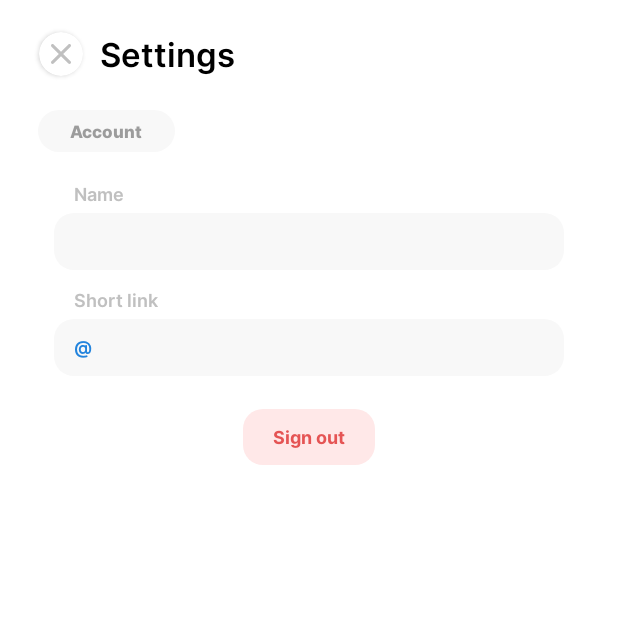
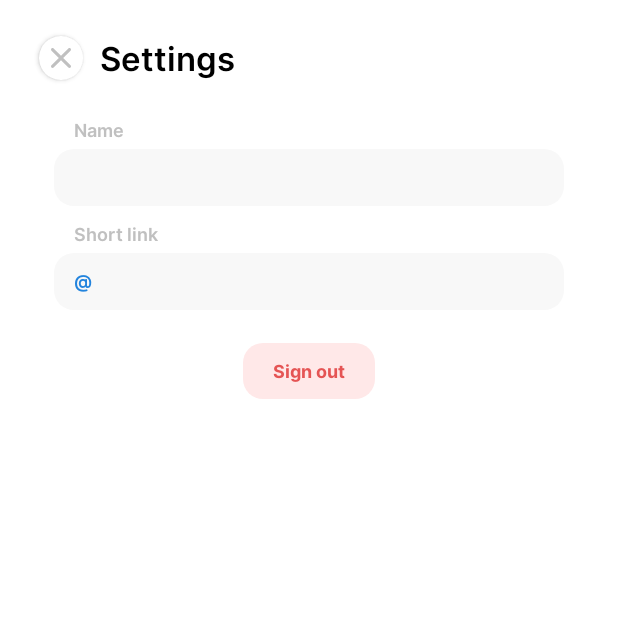
Before and after one commit to EcostCompony/specter_android_app, an Android app: the CreateChannelMenuFragment screen opened through its navigation route, in the side drawer, after a tap on "Settings", on a phone screen of 412 x 824 dp, the top half of it. Run offline under Robolectric (Android 15) with nearby library versions, the phone set to English and light mode, and no system bars; our stand-ins replace Firebase (no records; nobody signed in at launch, a user with empty details on screens opened directly), navigation-ui.

Commit message:
optimization of the settings menu

```diff
--- a/app/src/main/java/com/ecost/specter/menu/SettingsFragment.java
+++ /dev/null
@@ -1,134 +0,0 @@
-package com.ecost.specter.menu;
-
-import static com.ecost.specter.Routing.authId;
-import static com.ecost.specter.Routing.authShortUserLink;
-import static com.ecost.specter.Routing.authUserName;
-import static com.ecost.specter.Routing.myDB;
-import static com.ecost.specter.Routing.popup;
-import static com.ecost.specter.Routing.pushPreferenceShortUserLink;
-import static com.ecost.specter.Routing.pushPreferenceUserName;
-import static com.ecost.specter.Routing.signOut;
-
-import android.annotation.SuppressLint;
-import android.content.Intent;
-import android.os.Bundle;
-import android.text.Editable;
-import android.text.InputFilter;
-import android.text.TextWatcher;
-import android.view.LayoutInflater;
-import android.view.View;
-import android.view.ViewGroup;
-import android.widget.EditText;
-import android.widget.ImageButton;
-import android.widget.Toast;
-
-import androidx.annotation.NonNull;
-import androidx.fragment.app.Fragment;
-
-import com.ecost.specter.R;
-import com.ecost.specter.auth.AuthActivity;
-import com.ecost.specter.databinding.FragmentSettingsBinding;
-
-import java.util.Objects;
-import java.util.regex.Pattern;
-
-public class SettingsFragment extends Fragment {
-
-    EditText eName, eShortLink;
-    ImageButton bSaveName, bSaveShortLink;
-    MainMenuActivity mainMenuActivity;
-
-    @SuppressLint("SetTextI18n")
-    public View onCreateView(@NonNull LayoutInflater inflater, ViewGroup container, Bundle savedInstanceState) {
-        FragmentSettingsBinding binding = FragmentSettingsBinding.inflate(inflater, container, false);
-        View root = binding.getRoot();
-
-        eName = binding.inputTitle;
-        eShortLink = binding.inputShortLink;
-        bSaveName = binding.buttonSaveName;
-        bSaveShortLink = binding.buttonSaveShortLink;
-        mainMenuActivity = (MainMenuActivity) requireActivity();
-
-        eName.setText(authUserName);
-        eShortLink.setText(authShortUserLink);
-
-        Objects.requireNonNull(mainMenuActivity.getSupportActionBar()).hide();
-
-        InputFilter filterShortLink = (source, start, end, dest, dstart, dend) -> {
-            for (int i = start; i < end; i++) {
-                if (!Pattern.compile("^[A-Z\\d_.]+$", Pattern.CASE_INSENSITIVE).matcher(String.valueOf(source.charAt(i))).find()) return "";
-                if (Character.isUpperCase(source.charAt(i))) return String.valueOf(source.charAt(i)).toLowerCase();
-            }
-            return null;
-        };
-        eName.setFilters(new InputFilter[] { new InputFilter.LengthFilter(16) });
-        eShortLink.setFilters(new InputFilter[] { filterShortLink, new InputFilter.LengthFilter(16) });
-
-        eName.addTextChangedListener(new TextWatcher() {
-            @Override public void beforeTextChanged(CharSequence s, int start, int count, int after) { }
-
-            @Override public void onTextChanged(CharSequence s, int start, int before, int count) { }
-
-            @Override
-            public void afterTextChanged(Editable s) {
-                if (!eName.getText().toString().equals(authUserName)) bSaveName.setVisibility(View.VISIBLE);
-                else bSaveName.setVisibility(View.GONE);
-            }
-        });
-
-        eShortLink.addTextChangedListener(new TextWatcher() {
-            @Override public void beforeTextChanged(CharSequence s, int start, int count, int after) { }
-
-            @Override public void onTextChanged(CharSequence s, int start, int before, int count) { }
-
-            @Override
-            public void afterTextChanged(Editable s) {
-                if (!eShortLink.getText().toString().equals(authShortUserLink)) bSaveShortLink.setVisibility(View.VISIBLE);
-                else bSaveShortLink.setVisibility(View.GONE);
-            }
-        });
-
-        bSaveName.setOnClickListener(view -> {
-            String name = eName.getText().toString();
-            if (name.equals("")) popup(mainMenuActivity, view, "error");
-            else {
-                myDB.child("specter").child("users").child(String.valueOf(authId)).child("name").setValue(name);
-                pushPreferenceUserName(mainMenuActivity, name);
-                bSaveName.setVisibility(View.GONE);
-                mainMenuActivity.tUserName.setText(authUserName);
-            }
-        });
-
-        bSaveShortLink.setOnClickListener(view -> {
-            String shortLink = eShortLink.getText().toString();
-            if (shortLink.equals("")) popup(mainMenuActivity, view, "error");
-            else if (shortLink.length() < 3) popup(mainMenuActivity, view, "ссылка маленькая");
-            else
-                myDB.child("specter").child("uid").child(shortLink.replace('.', '*')).child("id").get().addOnCompleteListener(taskTestShortLink -> {
-                    if (taskTestShortLink.getResult().getValue() != null && !shortLink.equals(authShortUserLink)) popup(mainMenuActivity, view, "ссылка занята");
-                    else {
-                        myDB.child("specter").child("uid").child(authShortUserLink.replace(".", "*")).setValue(null);
-                        myDB.child("specter").child("users").child(String.valueOf(authId)).child("link").setValue(shortLink);
-                        myDB.child("specter").child("uid").child(shortLink.replace('.', '*')).child("id").setValue(authId);
-                        myDB.child("specter").child("uid").child(shortLink.replace('.', '*')).child("type").setValue("user");
-                        pushPreferenceShortUserLink(mainMenuActivity, shortLink);
-                        bSaveShortLink.setVisibility(View.GONE);
-                        mainMenuActivity.tShortUserLink.setText(getString(R.string.symbol_at) + authShortUserLink);
-                    }
-                });
-        });
-
-        binding.buttonClose.setOnClickListener(view -> {
-            mainMenuActivity.navController.navigate(R.id.nav_channels);
-        });
-
-        binding.buttonSignOut.setOnClickListener(view -> {
-            signOut(mainMenuActivity);
-            startActivity(new Intent(getActivity(), AuthActivity.class));
-            mainMenuActivity.finish();
-        });
-
-        return root;
-    }
-
-}
--- /dev/null
+++ b/app/src/main/java/com/ecost/specter/menu/SettingsMenuFragment.java
@@ -0,0 +1,144 @@
+package com.ecost.specter.menu;
+
+import static com.ecost.specter.Routing.authId;
+import static com.ecost.specter.Routing.authShortUserLink;
+import static com.ecost.specter.Routing.authUserName;
+import static com.ecost.specter.Routing.myDB;
+import static com.ecost.specter.Routing.popup;
+import static com.ecost.specter.Routing.pushPreferenceShortUserLink;
+import static com.ecost.specter.Routing.pushPreferenceUserName;
+import static com.ecost.specter.Routing.signOut;
+
+import android.annotation.SuppressLint;
+import android.content.Intent;
+import android.os.Bundle;
+import android.text.Editable;
+import android.text.InputFilter;
+import android.text.TextWatcher;
+import android.view.KeyEvent;
+import android.view.LayoutInflater;
+import android.view.View;
+import android.view.ViewGroup;
+import android.widget.EditText;
+import android.widget.ImageButton;
+
+import androidx.annotation.NonNull;
+import androidx.fragment.app.Fragment;
+
+import com.ecost.specter.R;
+import com.ecost.specter.auth.AuthActivity;
+import com.ecost.specter.databinding.FragmentSettingsMenuBinding;
+
+import java.util.Objects;
+import java.util.regex.Pattern;
+
+public class SettingsMenuFragment extends Fragment {
+
+    EditText eUserName, eShortUserLink;
+    ImageButton bSaveUserName, bSaveShortUserLink;
+    MainMenuActivity mainMenuActivity;
+
+    @SuppressLint("SetTextI18n")
+    public View onCreateView(@NonNull LayoutInflater inflater, ViewGroup container, Bundle savedInstanceState) {
+        FragmentSettingsMenuBinding binding = FragmentSettingsMenuBinding.inflate(inflater, container, false);
+        View root = binding.getRoot();
+
+        eUserName = binding.inputUserName;
+        eShortUserLink = binding.inputShortUserLink;
+        bSaveUserName = binding.buttonSaveUserName;
+        bSaveShortUserLink = binding.buttonSaveShortUserLink;
+        mainMenuActivity = (MainMenuActivity) requireActivity();
+
+        Objects.requireNonNull(mainMenuActivity.getSupportActionBar()).hide();
+        eUserName.setText(authUserName);
+        eShortUserLink.setText(authShortUserLink);
+
+        eUserName.setFilters(new InputFilter[] {new InputFilter.LengthFilter(16)});
+        eShortUserLink.setFilters(new InputFilter[] {(source, start, end, dest, dstart, dend) -> {
+            for (int i = start; i < end; i++) {
+                String j = String.valueOf(source.charAt(i));
+                if (!Pattern.compile("^[A-Z\\d_.]+$", Pattern.CASE_INSENSITIVE).matcher(j).find()) return "";
+                if (Character.isUpperCase(source.charAt(i))) return j.toLowerCase();
+            }
+            return null;
+        }, new InputFilter.LengthFilter(16)});
+
+        binding.buttonClose.setOnClickListener(view -> mainMenuActivity.navController.navigate(R.id.nav_channels));
+
+        eUserName.addTextChangedListener(new TextWatcher() {
+            @Override
+            public void afterTextChanged(Editable s) {
+                bSaveUserName.setVisibility(eUserName.getText().toString().equals(authUserName) ? View.GONE : View.VISIBLE);
+            }
+
+            @Override public void beforeTextChanged(CharSequence s, int start, int count, int after) { }
+            @Override public void onTextChanged(CharSequence s, int start, int before, int count) { }
+        });
+
+        eShortUserLink.addTextChangedListener(new TextWatcher() {
+            @Override
+            public void afterTextChanged(Editable s) {
+                bSaveShortUserLink.setVisibility(eShortUserLink.getText().toString().equals(authShortUserLink) ? View.GONE : View.VISIBLE);
+            }
+
+            @Override public void beforeTextChanged(CharSequence s, int start, int count, int after) { }
+            @Override public void onTextChanged(CharSequence s, int start, int before, int count) { }
+        });
+
+        eUserName.setOnKeyListener((view, keyCode, event) -> {
+            if (keyCode == KeyEvent.KEYCODE_ENTER && !eUserName.getText().toString().equals(authUserName)) saveUserName(view);
+            return keyCode == KeyEvent.KEYCODE_ENTER;
+        });
+
+        eShortUserLink.setOnKeyListener((view, keyCode, event) -> {
+            if (keyCode == KeyEvent.KEYCODE_ENTER && !eShortUserLink.getText().toString().equals(authShortUserLink)) saveShortUserLink(view);
+            return keyCode == KeyEvent.KEYCODE_ENTER;
+        });
+
+        bSaveUserName.setOnClickListener(this::saveUserName);
+
+        bSaveShortUserLink.setOnClickListener(this::saveShortUserLink);
+
+        binding.buttonSignOut.setOnClickListener(view -> {
+            signOut(mainMenuActivity);
+            startActivity(new Intent(mainMenuActivity, AuthActivity.class));
+            mainMenuActivity.finish();
+        });
+
+        return root;
+    }
+
+    public void saveUserName(View view) {
+        String userName = eUserName.getText().toString();
+
+        if (userName.equals("")) popup(mainMenuActivity, view, getString(R.string.settings_menu_error_not_name));
+        else {
+            myDB.child("specter").child("users").child(String.valueOf(authId)).child("name").setValue(userName);
+            pushPreferenceUserName(mainMenuActivity, userName);
+            mainMenuActivity.tUserName.setText(userName);
+            bSaveUserName.setVisibility(View.GONE);
+        }
+    }
+
+    @SuppressLint("SetTextI18n")
+    public void saveShortUserLink(View view) {
+        String shortUserLink = eShortUserLink.getText().toString();
+
+        if (shortUserLink.equals("")) popup(mainMenuActivity, view, getString(R.string.settings_menu_error_not_short_user_link));
+        else if (shortUserLink.length() < 3) popup(mainMenuActivity, view, getString(R.string.settings_menu_error_small_short_user_link));
+        else
+            myDB.child("specter").child("uid").child(shortUserLink.replace('.', '*')).child("id").get().addOnCompleteListener(taskTestShortUserLink -> {
+                if (taskTestShortUserLink.getResult().getValue() != null) popup(mainMenuActivity, view, getString(R.string.settings_menu_error_use_short_user_link));
+                else {
+                    myDB.child("specter").child("uid").child(authShortUserLink.replace(".", "*")).setValue(null);
+                    myDB.child("specter").child("users").child(String.valueOf(authId)).child("link").setValue(shortUserLink);
+                    myDB.child("specter").child("uid").child(shortUserLink.replace('.', '*')).child("id").setValue(authId);
+                    myDB.child("specter").child("uid").child(shortUserLink.replace('.', '*')).child("type").setValue("user");
+                    pushPreferenceShortUserLink(mainMenuActivity, shortUserLink);
+                    mainMenuActivity.tShortUserLink.setText(getString(R.string.symbol_at) + authShortUserLink);
+                    bSaveShortUserLink.setVisibility(View.GONE);
+                }
+            });
+    }
+
+}
--- a/app/src/main/res/layout/fragment_settings.xml
+++ b/app/src/main/res/layout/fragment_settings_menu.xml
@@ -7,12 +7,13 @@
     android:orientation="vertical"
     android:gravity="center_horizontal"
     android:background="@color/background"
-    tools:context=".menu.SettingsFragment">
+    tools:context=".menu.SettingsMenuFragment">
 
     <LinearLayout
         android:layout_width="match_parent"
-        android:layout_height="48dp"
+        android:layout_height="50dp"
         android:orientation="horizontal"
+        android:layout_marginTop="2dp"
         android:gravity="center_vertical">
 
         <androidx.cardview.widget.CardView
@@ -21,14 +22,14 @@
             android:layout_height="29dp"
             android:layout_marginStart="26dp"
             android:elevation="6dp"
-            app:cardCornerRadius="29dp">
+            app:cardCornerRadius="14.5dp">
 
-            <ImageView
+            <View
                 android:layout_width="13dp"
                 android:layout_height="13dp"
-                android:contentDescription="@string/close"
-                android:src="@drawable/union"
-                android:layout_gravity="center" />
+                android:layout_gravity="center"
+                android:background="@drawable/union"
+                android:contentDescription="@string/crate_channel_menu_content_description_close" />
         </androidx.cardview.widget.CardView>
 
         <TextView
@@ -37,132 +38,105 @@
             android:layout_marginStart="11dp"
             android:fontFamily="@font/inter_semi_bold"
             android:textSize="22sp"
-            android:text="@string/settings" />
+            android:text="@string/settings_menu_header" />
 
-    </LinearLayout>
-
-    <HorizontalScrollView
-        android:layout_width="match_parent"
-        android:layout_height="32dp"
-        android:layout_marginHorizontal="25dp"
-        android:layout_marginTop="11dp"
-        android:scrollbars="none">
-
-        <LinearLayout
-            android:layout_width="wrap_content"
-            android:layout_height="match_parent"
-            android:orientation="horizontal"
-            android:gravity="center_vertical">
-
-            <Button
-                android:id="@+id/button_chapter_channels"
-                android:layout_width="wrap_content"
-                android:layout_height="28dp"
-                android:background="@drawable/button_chapter"
-                android:paddingHorizontal="21dp"
-                android:textColor="@color/medium_light_grey"
-                android:fontFamily="@font/inter_extra_bold"
-                android:textSize="11sp"
-                android:text="@string/account" />
-        </LinearLayout>
-    </HorizontalScrollView>
-
-    <TextView
-        android:layout_width="340dp"
-        android:layout_height="wrap_content"
-        android:layout_marginTop="17dp"
-        android:paddingHorizontal="13dp"
-        android:fontFamily="@font/inter_semi_bold"
-        android:textSize="12sp"
-        android:textColor="@color/ford_autumn_smoke"
-        android:text="@string/name" />
-
-    <LinearLayout
-        android:layout_width="340dp"
-        android:layout_height="wrap_content"
-        android:orientation="horizontal">
-
-        <EditText
-            android:id="@+id/input_title"
-            android:layout_width="0dp"
-            android:layout_height="38dp"
-            android:layout_weight="1"
-            android:layout_marginTop="4dp"
-            android:autofillHints="title"
-            android:background="@drawable/main_input"
-            android:fontFamily="@font/inter_semi_bold"
-            android:inputType="text"
-            android:paddingHorizontal="13dp"
-            android:textSize="12sp"
-            tools:ignore="LabelFor" />
-
-        <ImageButton
-            android:id="@+id/button_save_name"
-            android:layout_width="38dp"
-            android:layout_height="38dp"
-            android:layout_marginStart="12dp"
-            android:layout_gravity="bottom"
-            android:background="@drawable/button_permissive"
-            android:visibility="gone"
-            android:src="@drawable/check_mark"
-            android:contentDescription="@string/save" />
     </LinearLayout>
 
     <TextView
         android:layout_width="340dp"
         android:layout_height="wrap_content"
-        android:layout_marginTop="11dp"
+        android:layout_marginTop="14dp"
         android:paddingHorizontal="13dp"
+        android:textColor="@color/parametrs_header"
         android:fontFamily="@font/inter_semi_bold"
-        android:textColor="@color/ford_autumn_smoke"
         android:textSize="12sp"
-        android:text="@string/short_link" />
+        android:text="@string/settings_menu_parametr_header_name" />
 
     <LinearLayout
         android:layout_width="340dp"
+        android:layout_height="38dp"
+        android:layout_marginTop="4dp"
+        android:orientation="horizontal">
+
+        <EditText
+            android:id="@+id/input_user_name"
+            android:layout_width="0dp"
+            android:layout_height="match_parent"
+            android:imeOptions="actionGo"
+            android:inputType="text"
+            android:autofillHints="title"
+            android:layout_weight="1"
+            android:background="@drawable/main_input"
+            android:paddingHorizontal="13dp"
+            android:fontFamily="@font/inter_semi_bold"
+            android:textSize="12sp"
+            tools:ignore="LabelFor" />
+
+        <ImageButton
+            android:id="@+id/button_save_user_name"
+            android:layout_width="38dp"
+            android:layout_height="38dp"
+            android:layout_marginStart="12dp"
+            android:background="@drawable/button_permissive"
+            android:src="@drawable/icon_save"
+            android:visibility="gone"
+            android:contentDescription="@string/settings_menu_content_description_save_short_user_name" />
+    </LinearLayout>
+
+    <TextView
+        android:layout_width="340dp"
         android:layout_height="wrap_content"
+        android:layout_marginTop="10dp"
+        android:paddingHorizontal="13dp"
+        android:textColor="@color/parametrs_header"
+        android:fontFamily="@font/inter_semi_bold"
+        android:textSize="12sp"
+        android:text="@string/settings_menu_parametr_header_short_link" />
+
+    <LinearLayout
+        android:layout_width="340dp"
+        android:layout_height="38dp"
+        android:layout_marginTop="4dp"
         android:orientation="horizontal">
 
         <RelativeLayout
             android:layout_width="0dp"
-            android:layout_height="38dp"
-            android:layout_weight="1"
-            android:layout_marginTop="4dp">
+            android:layout_height="match_parent"
+            android:layout_weight="1">
 
             <EditText
-                android:id="@+id/input_short_link"
+                android:id="@+id/input_short_user_link"
                 android:layout_width="match_parent"
                 android:layout_height="match_parent"
+                android:imeOptions="actionGo"
+                android:inputType="text"
                 android:autofillHints="short_user_link"
                 android:background="@drawable/main_input"
+                android:paddingHorizontal="25dp"
+                android:textColor="@color/main_color"
                 android:fontFamily="@font/inter_semi_bold"
-                android:inputType="text"
-                android:paddingHorizontal="26dp"
-                android:textColor="@color/main_color"
                 android:textSize="12sp"
                 tools:ignore="LabelFor" />
 
             <TextView
-                android:layout_width="wrap_content"
+                android:layout_width="25dp"
                 android:layout_height="match_parent"
+                android:gravity="center_vertical|end"
+                android:textColor="@color/main_color"
                 android:fontFamily="@font/inter_semi_bold"
-                android:gravity="center_vertical"
-                android:paddingHorizontal="13dp"
-                android:text="@string/symbol_at"
-                android:textColor="@color/main_color"
-                android:textSize="12sp" />
+                android:textSize="12sp"
+                android:text="@string/symbol_at" />
         </RelativeLayout>
 
         <ImageButton
-            android:id="@+id/button_save_short_link"
+            android:id="@+id/button_save_short_user_link"
             android:layout_width="38dp"
             android:layout_height="38dp"
             android:layout_marginStart="12dp"
-            android:layout_gravity="bottom"
             android:background="@drawable/button_permissive"
+            android:src="@drawable/icon_save"
             android:visibility="gone"
-            android:src="@drawable/check_mark"
-            android:contentDescription="@string/save" />
+            android:contentDescription="@string/settings_menu_content_description_save_short_user_link" />
     </LinearLayout>
 
     <Button
@@ -172,8 +146,8 @@
         android:layout_marginTop="22dp"
         android:paddingHorizontal="19dp"
         android:background="@drawable/button_negative"
+        android:textColor="@color/button_negative_text_color"
         android:fontFamily="@font/inter_bold"
-        android:textColor="@color/red"
         android:textSize="12sp"
-        android:text="@string/sign_out" />
+        android:text="@string/settings_menu_button_sign_out" />
 </LinearLayout>
--- a/app/src/main/res/navigation/mobile_navigation.xml
+++ b/app/src/main/res/navigation/mobile_navigation.xml
@@ -16,6 +16,6 @@
 
     <fragment
         android:id="@+id/nav_settings"
-        android:name="com.ecost.specter.menu.SettingsFragment"
-        tools:layout="@layout/fragment_settings" />
+        android:name="com.ecost.specter.menu.SettingsMenuFragment"
+        tools:layout="@layout/fragment_settings_menu" />
 </navigation>
--- a/app/src/main/res/values-night/colors.xml
+++ b/app/src/main/res/values-night/colors.xml
@@ -29,4 +29,5 @@
     <color name="auth_description_text">#606060</color>
     <color name="channels_menu_number_channels">#D1D1D1</color>
     <color name="parametrs_header">#C0C0C0</color>
+    <color name="button_negative_text_color">#E55454</color>
 </resources>
--- a/app/src/main/res/values/colors.xml
+++ b/app/src/main/res/values/colors.xml
@@ -30,4 +30,5 @@
     <color name="auth_description_text">#606060</color>
     <color name="channels_menu_number_channels">#D1D1D1</color>
     <color name="parametrs_header">#C0C0C0</color>
+    <color name="button_negative_text_color">#E55454</color>
 </resources>
--- a/app/src/main/res/values/strings.xml
+++ b/app/src/main/res/values/strings.xml
@@ -110,4 +110,15 @@
     <string name="create_channel_menu_error_not_short_channel_link">error</string>
     <string name="create_channel_menu_error_small_short_channel_link" translatable="false">ссылка маленькая</string>
     <string name="create_channel_menu_error_use_short_channel_link">ссылка занята</string>
+    <string name="settings_menu_header">Settings</string>
+    <string name="settings_menu_parametr_header_name">Name</string>
+    <string name="settings_menu_content_description_save">save</string>
+    <string name="settings_menu_parametr_header_short_link">Short link</string>
+    <string name="settings_menu_content_description_save_short_user_link">save short user link</string>
+    <string name="settings_menu_content_description_save_short_user_name">save user name</string>
+    <string name="settings_menu_button_sign_out">Sign out</string>
+    <string name="settings_menu_error_not_name">error</string>
+    <string name="settings_menu_error_not_short_user_link">error</string>
+    <string name="settings_menu_error_small_short_user_link">ссылка маленькая</string>
+    <string name="settings_menu_error_use_short_user_link">ссылка занята</string>
 </resources>
```
Also changed, not shown: app/src/main/res/drawable/icon_save.xml (renamed from app/src/main/res/drawable/check_mark.xml), 1 other file.
